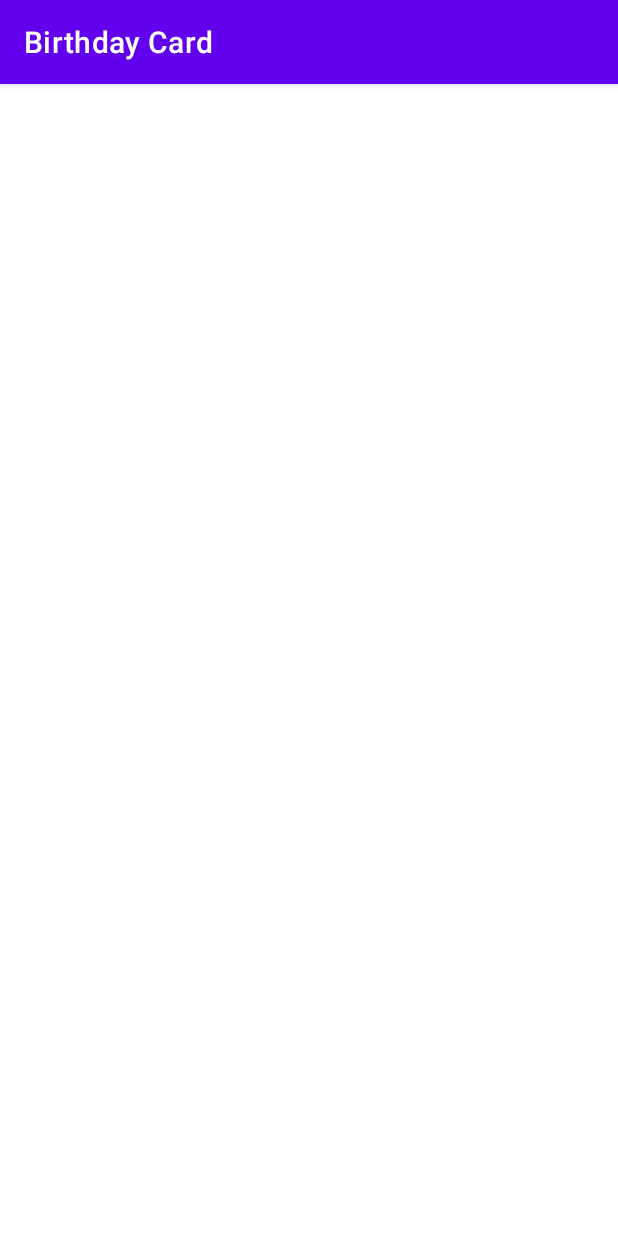
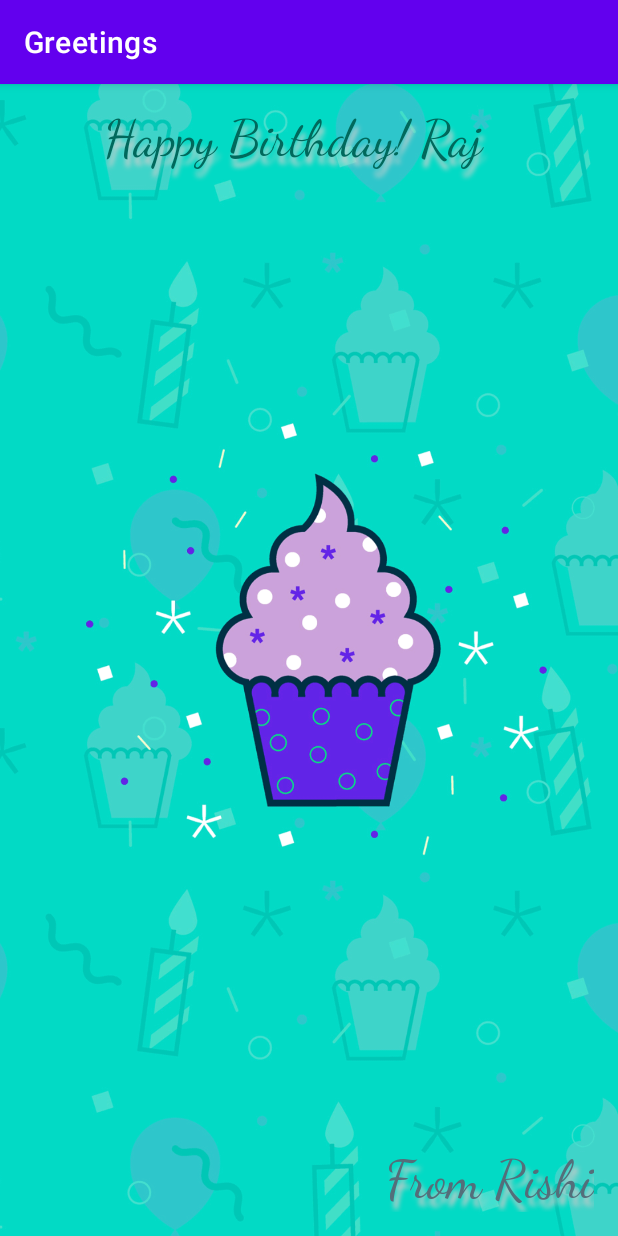
Before and after one commit to rishi2062/BIrthdayCard, an Android app: the screen it shows after launch (MainActivity), on a phone screen of 412 x 824 dp. Run offline under Robolectric (Android 15) with nearby library versions, the phone set to English and light mode, and no system bars.

Commit message:
Birthday_Card

```diff
--- a/app/src/main/res/layout/activity_main.xml
+++ b/app/src/main/res/layout/activity_main.xml
@@ -5,6 +5,18 @@
     android:layout_width="match_parent"
     android:layout_height="match_parent"
     tools:context=".MainActivity">
+
+    <ImageView
+        android:id="@+id/imageView"
+        android:layout_width="0dp"
+        android:layout_height="0dp"
+        android:scaleType="centerCrop"
+        app:layout_constraintBottom_toBottomOf="parent"
+        app:layout_constraintEnd_toEndOf="parent"
+        app:layout_constraintStart_toStartOf="parent"
+        app:layout_constraintTop_toTopOf="parent"
+        app:srcCompat="@drawable/androidparty"
+        android:contentDescription="@string/todo_text" />
 
     <TextView
         android:id="@+id/textView"
@@ -14,15 +26,18 @@
         android:layout_marginTop="16dp"
         android:layout_marginEnd="31dp"
         android:fontFamily="cursive"
-        android:text="Happy Birthday! Raj"
-        android:textColor="@color/white"
+        android:shadowColor="#DDCFCF"
+        android:shadowDx="2"
+        android:shadowDy="8"
+        android:shadowRadius="4"
+        android:text="@string/happy_birthday_raj_text"
+        android:textColor="#00695C"
         android:textSize="34sp"
-        android:visibility="visible"
         app:layout_constraintEnd_toEndOf="parent"
         app:layout_constraintHorizontal_bias="0.615"
         app:layout_constraintStart_toStartOf="parent"
         app:layout_constraintTop_toTopOf="parent"
-        tools:visibility="visible" />
+        tools:ignore="TextContrastCheck" />
 
     <TextView
         android:id="@+id/textView2"
@@ -31,8 +46,12 @@
         android:layout_marginEnd="16dp"
         android:layout_marginBottom="16dp"
         android:fontFamily="cursive"
-        android:text="From Rishi"
-        android:textColor="@color/white"
+        android:shadowColor="#D6C9C9"
+        android:shadowDx="4"
+        android:shadowDy="8"
+        android:shadowRadius="4"
+        android:text="@string/from_rishi_text"
+        android:textColor="#546E7A"
         android:textSize="35sp"
         app:layout_constraintBottom_toBottomOf="parent"
         app:layout_constraintEnd_toEndOf="parent" />
--- a/app/src/main/res/values/strings.xml
+++ b/app/src/main/res/values/strings.xml
@@ -1,3 +1,6 @@
 <resources>
-    <string name="app_name">Birthday Card</string>
+    <string name="app_name">Greetings</string>
+    <string name="todo_text">TODO</string>
+    <string name="happy_birthday_raj_text">Happy Birthday! Raj</string>
+    <string name="from_rishi_text">From Rishi</string>
 </resources>
```
Also changed, not shown: app/src/main/res/drawable/androidparty.png (added).
